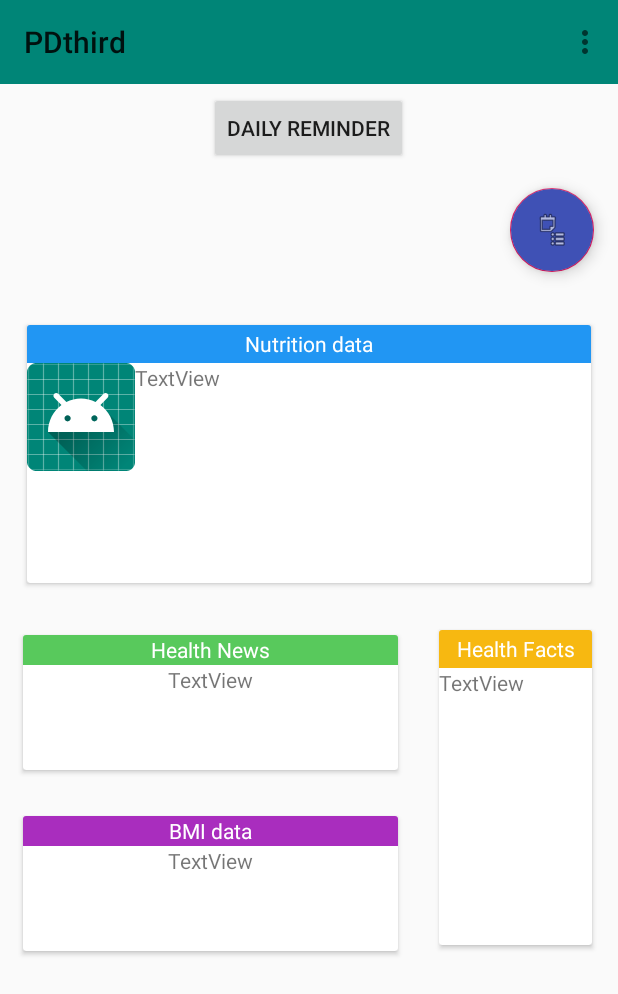
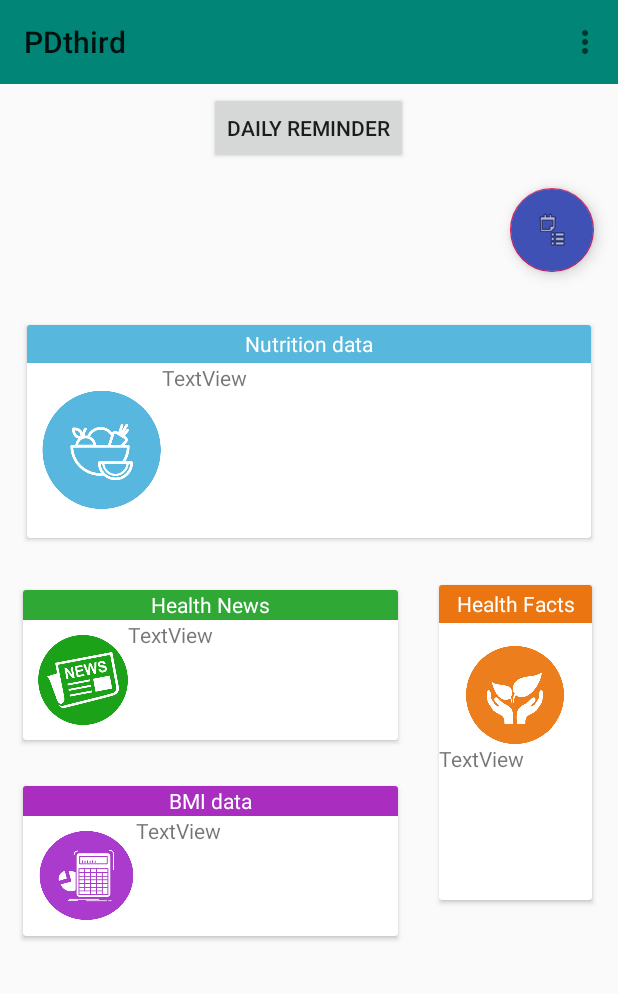
Before and after one commit to wizard-com/PD, an Android app: the screen it shows after launch (MainActivity), on a phone screen of 412 x 824 dp. Shown: the top 994 px of the screen. Run offline under Robolectric (Android 15) with nearby library versions, the light colour scheme and no system bars.

Commit message:
Images settled

```diff
--- a/app/src/main/java/com/example/pdthird/MainActivity.java
+++ b/app/src/main/java/com/example/pdthird/MainActivity.java
@@ -66,7 +66,7 @@ public class MainActivity extends AppCompatActivity implements PopupMenu.OnMenuI
             @Override
             public void onClick(View v) {
                 LayoutInflater inflater = (LayoutInflater) MainActivity.this.getSystemService(Context.LAYOUT_INFLATER_SERVICE);
-                final View row = inflater.inflate(R.layout.dialog, null);
+                View row = inflater.inflate(R.layout.dialog, null);
                 lv = (ListView)row.findViewById(R.id.lvReminderItems);
                 lv.setAdapter(reminderLVAdapter);
                 reminderLVAdapter.notifyDataSetChanged();
--- a/app/src/main/res/layout/activity_main.xml
+++ b/app/src/main/res/layout/activity_main.xml
@@ -40,7 +40,7 @@
     <androidx.cardview.widget.CardView
         android:layout_width="match_parent"
         android:layout_margin="15dp"
-        android:layout_height="180dp"
+        android:layout_height="150dp"
         app:cardUseCompatPadding="true">
 
 
@@ -50,10 +50,10 @@
             android:orientation="vertical">
 
             <TextView
-                android:id="@+id/tvBMI"
+                android:id="@+id/tvNutrition"
                 android:layout_width="match_parent"
                 android:layout_height="25dp"
-                android:background="#2196F3"
+                android:background="#58b7dd"
                 android:gravity="center"
                 android:text="Nutrition data"
                 android:textColor="#ffffff" />
@@ -65,9 +65,11 @@
 
                 <ImageView
                     android:id="@+id/imageView2"
-                    android:layout_width="wrap_content"
-                    android:layout_height="wrap_content"
-                    app:srcCompat="@mipmap/ic_launcher" />
+                    android:layout_width="80dp"
+                    android:layout_height="80dp"
+                    android:layout_gravity="center"
+                    android:layout_marginLeft="10dp"
+                    app:srcCompat="@drawable/nutrition" />
 
                 <TextView
                     android:id="@+id/textView6"
@@ -92,7 +94,7 @@
 
             <androidx.cardview.widget.CardView
                 android:layout_width="250dp"
-                android:layout_height="90dp"
+                android:layout_height="100dp"
                 android:layout_margin="15dp" >
 
                 <LinearLayout
@@ -104,7 +106,7 @@
                         android:id="@+id/tvHealthNews"
                         android:layout_width="match_parent"
                         android:layout_height="20dp"
-                        android:background="#58C95C"
+                        android:background="#30A835"
                         android:gravity="center"
                         android:text="Health News"
                         android:textColor="#ffffff" />
@@ -116,10 +118,11 @@
 
                         <ImageView
                             android:id="@+id/imageView3"
-                            android:layout_width="wrap_content"
-                            android:layout_height="wrap_content"
-                            android:layout_weight="1"
-                            tools:srcCompat="@tools:sample/avatars" />
+                            android:layout_width="60dp"
+                            android:layout_height="60dp"
+                            android:layout_gravity="center"
+                            android:layout_marginLeft="10dp"
+                            app:srcCompat="@drawable/news"/>
 
                         <TextView
                             android:id="@+id/textView7"
@@ -135,7 +138,7 @@
             <androidx.cardview.widget.CardView
                 android:id="@+id/bmiCard"
                 android:layout_width="250dp"
-                android:layout_height="90dp"
+                android:layout_height="100dp"
                 android:layout_margin="15dp">
 
                 <LinearLayout
@@ -144,7 +147,7 @@
                     android:orientation="vertical">
 
                     <TextView
-                        android:id="@+id/tvNutrition"
+                        android:id="@+id/tvBMI"
                         android:layout_width="match_parent"
                         android:layout_height="20dp"
                         android:background="#A92DBE"
@@ -159,16 +162,16 @@
 
                         <ImageView
                             android:id="@+id/imageView4"
-                            android:layout_width="wrap_content"
-                            android:layout_height="wrap_content"
-                            android:layout_weight="1"
-                            tools:srcCompat="@tools:sample/avatars" />
+                            android:layout_width="65dp"
+                            android:layout_height="65dp"
+                            android:layout_gravity="center"
+                            android:layout_marginLeft="10dp"
+                            app:srcCompat="@drawable/bmi" />
 
                         <TextView
                             android:id="@+id/textView8"
                             android:layout_width="wrap_content"
                             android:layout_height="wrap_content"
-                            android:layout_weight="1"
                             android:text="TextView" />
                     </LinearLayout>
                 </LinearLayout>
@@ -186,19 +189,21 @@
                 android:orientation="vertical">
 
                 <TextView
-                    android:id="@+id/tvFacts"
+                    android:id="@+id/tvHealthFacts"
                     android:layout_width="match_parent"
                     android:layout_height="25dp"
-                    android:background="#F7B811"
+                    android:background="#EB7511"
                     android:gravity="center"
                     android:text="Health Facts"
                     android:textColor="#ffffff" />
 
                 <ImageView
                     android:id="@+id/imageView5"
-                    android:layout_width="match_parent"
-                    android:layout_height="wrap_content"
-                    tools:srcCompat="@tools:sample/avatars" />
+                    android:layout_width="65dp"
+                    android:layout_height="65dp"
+                    android:layout_gravity="center"
+                    android:layout_marginTop="15dp"
+                    app:srcCompat="@drawable/healthfacts" />
 
                 <TextView
                     android:id="@+id/textView9"
```
Also changed, not shown: app/src/main/res/drawable-v24/bmi.png (added), app/src/main/res/drawable-v24/healthfacts.png (added), app/src/main/res/drawable-v24/news.png (added), app/src/main/res/drawable-v24/nutrition.png (added).
